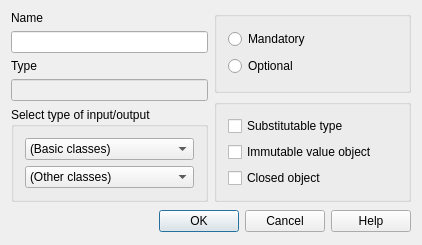
This is lavape/src/LavaPE_UI/idd_iobox.ui in berkus/lavape as Qt 5 draws it before an edit. The edited form follows.
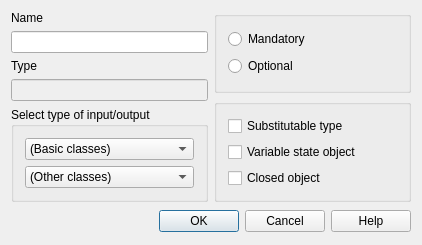
This is the edited form.

Patch:
```diff
--- a/lavape/src/LavaPE_UI/idd_iobox.ui
+++ b/lavape/src/LavaPE_UI/idd_iobox.ui
@@ -228,7 +228,7 @@
           <item>
            <widget class="QCheckBox" name="Immutable" >
             <property name="text" >
-             <string>Immutable value object</string>
+             <string>Variable state object</string>
             </property>
            </widget>
           </item>
```
Left out of the diff: 11 changed lines with no effect on the pictures.
